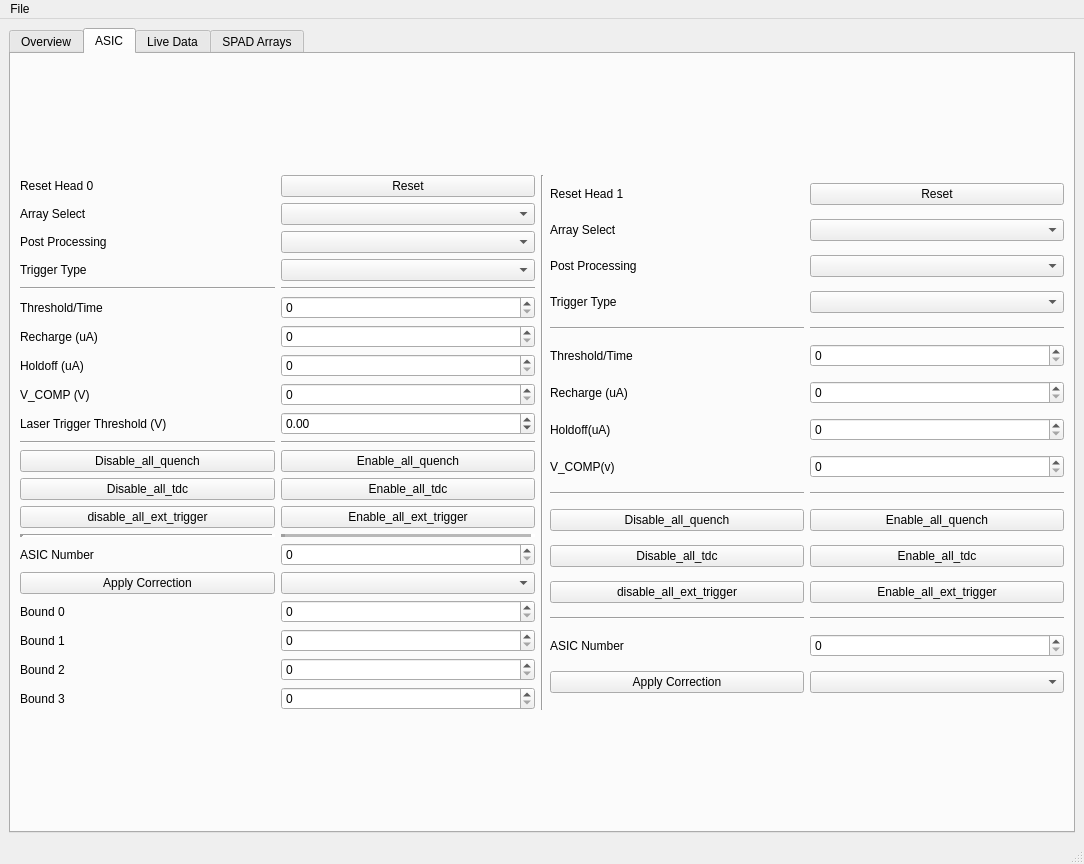
Old version of the form GUI/MainWindow.ui in the repository sgcarrier/cephei2.
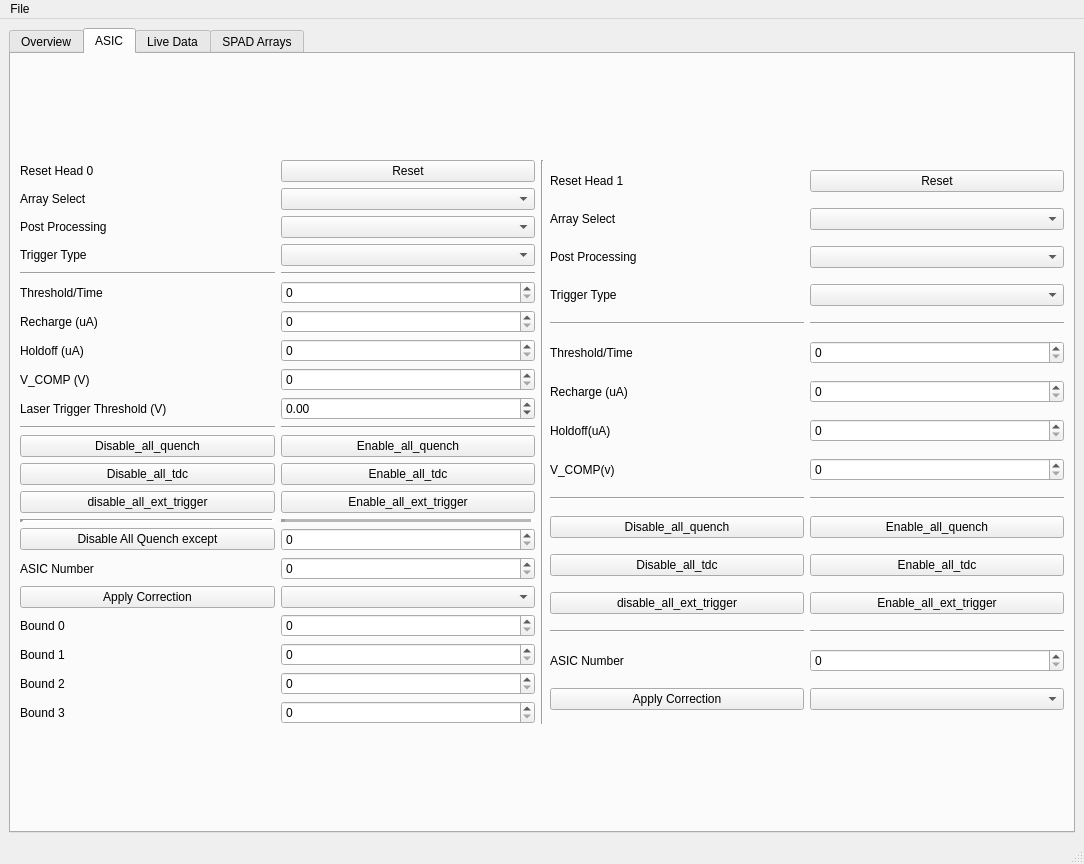
New version of the form. Custom widgets are drawn as their Qt base class.

Commit message: Added quench exception

```diff
--- a/GUI/MainWindow.ui
+++ b/GUI/MainWindow.ui
@@ -492,7 +492,7 @@
            <layout class="QGridLayout" name="gridLayout_13">
             <item row="0" column="0">
              <layout class="QGridLayout" name="gridLayout_11">
-              <item row="17" column="1">
+              <item row="18" column="1">
                <widget class="QSpinBox" name="asic_number_h0_spinBox"/>
               </item>
               <item row="12" column="0">
@@ -655,17 +655,17 @@
                 </property>
                </widget>
               </item>
-              <item row="18" column="1">
+              <item row="19" column="1">
                <widget class="QComboBox" name="correction_type_h0_comboBox"/>
               </item>
-              <item row="17" column="0">
-               <widget class="QLabel" name="label_41">
-                <property name="text">
-                 <string>ASIC Number</string>
-                </property>
-               </widget>
-              </item>
               <item row="18" column="0">
+               <widget class="QLabel" name="label_41">
+                <property name="text">
+                 <string>ASIC Number</string>
+                </property>
+               </widget>
+              </item>
+              <item row="19" column="0">
                <widget class="QPushButton" name="apply_correction_h0_pushButtion">
                 <property name="text">
                  <string>Apply Correction</string>
@@ -693,69 +693,62 @@
                 </property>
                </widget>
               </item>
-              <item row="20" column="1">
+              <item row="21" column="1">
                <widget class="QSpinBox" name="bound_1_h0_spinBox">
                 <property name="maximum">
                  <number>10000</number>
                 </property>
                </widget>
               </item>
-              <item row="19" column="1">
+              <item row="20" column="1">
                <widget class="QSpinBox" name="bound_0_h0_spinBox">
                 <property name="maximum">
                  <number>10000</number>
                 </property>
                </widget>
               </item>
-              <item row="21" column="1">
-               <widget class="QSpinBox" name="bound_2_h0_spinBox">
-                <property name="maximum">
-                 <number>10000</number>
-                </property>
-               </widget>
-              </item>
               <item row="22" column="1">
+               <widget class="QSpinBox" name="bound_2_h0_spinBox">
+                <property name="maximum">
+                 <number>10000</number>
+                </property>
+               </widget>
+              </item>
+              <item row="23" column="1">
                <widget class="QSpinBox" name="bound_3_h0_spinBox">
                 <property name="maximum">
                  <number>10000</number>
                 </property>
                </widget>
               </item>
-              <item row="19" column="0">
+              <item row="20" column="0">
                <widget class="QLabel" name="label_43">
                 <property name="text">
                  <string>Bound 0</string>
                 </property>
                </widget>
               </item>
-              <item row="20" column="0">
+              <item row="21" column="0">
                <widget class="QLabel" name="label_44">
                 <property name="text">
                  <string>Bound 1</string>
                 </property>
                </widget>
               </item>
-              <item row="21" column="0">
+              <item row="22" column="0">
                <widget class="QLabel" name="label_45">
                 <property name="text">
                  <string>Bound 2</string>
                 </property>
                </widget>
               </item>
-              <item row="22" column="0">
+              <item row="23" column="0">
                <widget class="QLabel" name="label_46">
                 <property name="text">
                  <string>Bound 3</string>
                 </property>
                </widget>
               </item>
-              <item row="11" column="0">
-               <widget class="QLabel" name="label_47">
-                <property name="text">
-                 <string>Laser Trigger Threshold (V)</string>
-                </property>
-               </widget>
-              </item>
               <item row="11" column="1">
                <widget class="QDoubleSpinBox" name="laser_trigger_thresh_spinBox">
                 <property name="minimum">
@@ -766,6 +759,27 @@
                 </property>
                </widget>
               </item>
+              <item row="11" column="0">
+               <widget class="QLabel" name="label_47">
+                <property name="text">
+                 <string>Laser Trigger Threshold (V)</string>
+                </property>
+               </widget>
+              </item>
+              <item row="17" column="0">
+               <widget class="QPushButton" name="disable_all_quench_but_pushButton">
+                <property name="text">
+                 <string>Disable All Quench except</string>
+                </property>
+               </widget>
+              </item>
+              <item row="17" column="1">
+               <widget class="QSpinBox" name="quench_exception_h0_spinBox">
+                <property name="maximum">
+                 <number>192</number>
+                </property>
+               </widget>
+              </item>
              </layout>
             </item>
             <item row="0" column="2">
@@ -1010,9 +1024,20 @@
               </item>
               <item>
                <widget class="QLCDNumber" name="numSamplesLive">
+                <property name="font">
+                 <font>
+                  <pointsize>18</pointsize>
+                 </font>
+                </property>
+                <property name="lineWidth">
+                 <number>1</number>
+                </property>
                 <property name="digitCount">
                  <number>10</number>
                 </property>
+                <property name="segmentStyle">
+                 <enum>QLCDNumber::Flat</enum>
+                </property>
                </widget>
               </item>
              </layout>
@@ -1127,7 +1152,7 @@
           <x>8</x>
           <y>8</y>
           <width>1051</width>
-          <height>671</height>
+          <height>741</height>
          </rect>
         </property>
         <layout class="QGridLayout" name="gridLayout_4">
```
The commit also changes 1 other file.
